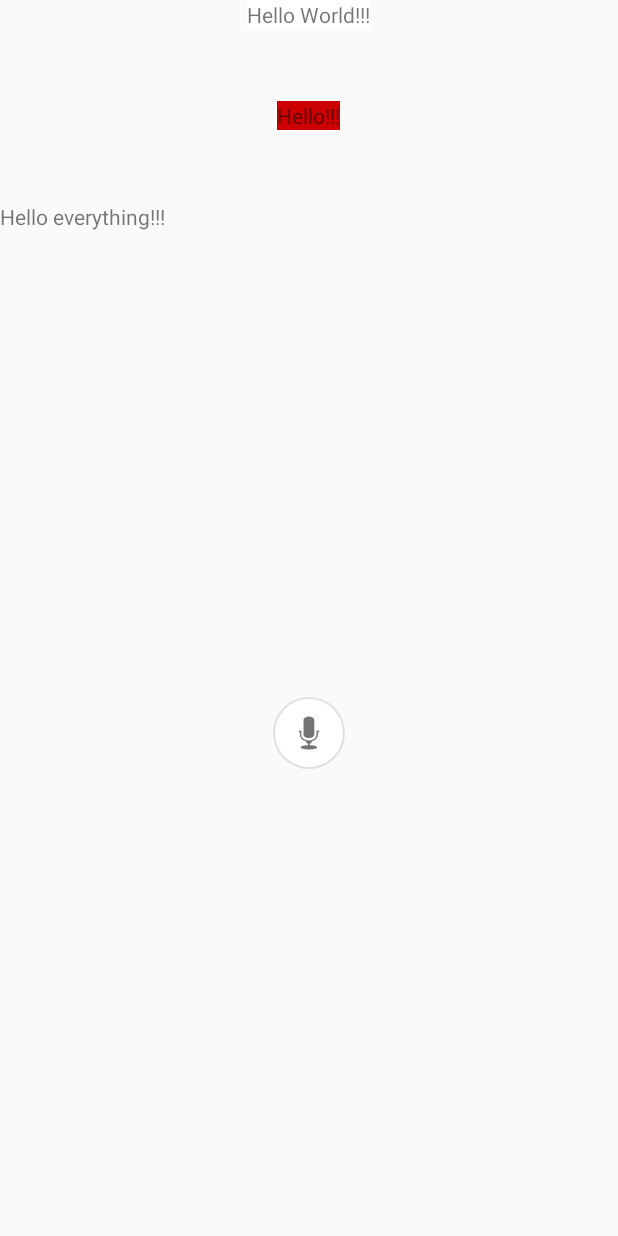
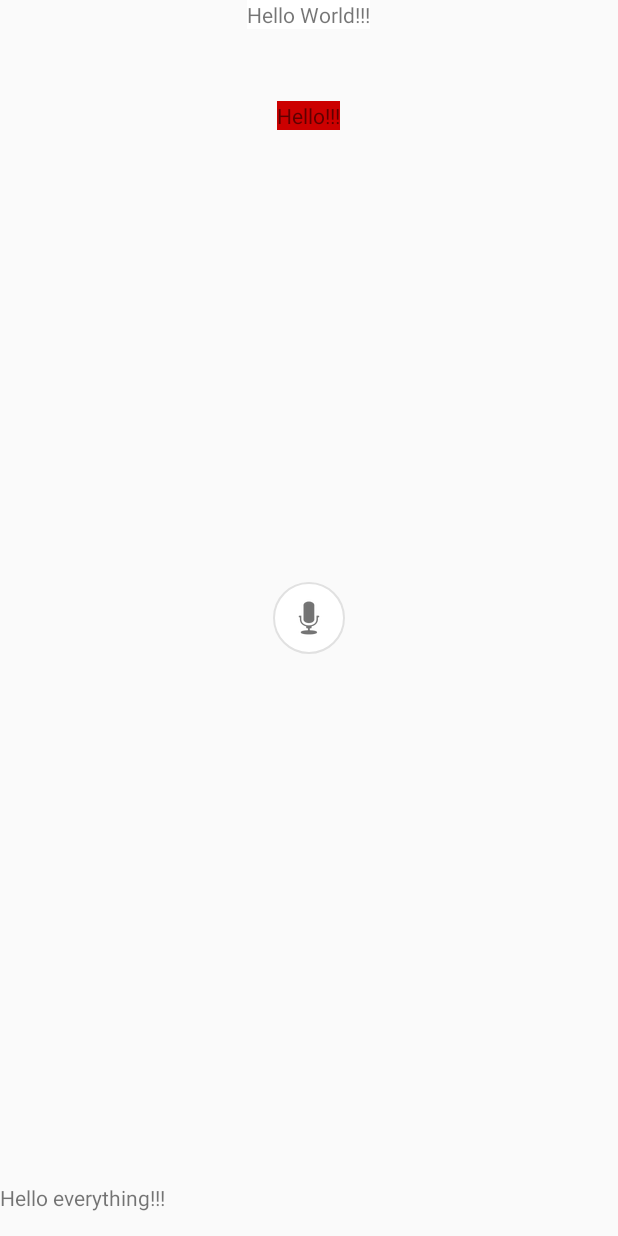
Before and after one commit to vadimZasovin/AppTips, an Android app: the screen it shows after launch (MainActivity), on a phone screen of 412 x 824 dp. Run offline under Robolectric (Android 15) with nearby library versions, the phone set to English and light mode, and no system bars.

Commit message:
updated some sample files

```diff
--- a/sample/src/main/java/com/imogene/sample/MainActivity.java
+++ b/sample/src/main/java/com/imogene/sample/MainActivity.java
@@ -1,8 +1,9 @@
 package com.imogene.sample;
 
-import android.app.Activity;
 import android.graphics.Color;
 import android.os.Bundle;
+import android.support.v4.app.DialogFragment;
+import android.support.v7.app.AppCompatActivity;
 import android.view.Gravity;
 import android.view.View;
 
@@ -12,7 +13,7 @@ import com.imogene.apptips.Tip;
 /**
  * Created by Admin on 25.04.2016.
  */
-public class MainActivity extends Activity {
+public class MainActivity extends AppCompatActivity {
 
     private AppTips appTips;
 
@@ -86,4 +87,9 @@ public class MainActivity extends Activity {
         }
         appTips.show();
     }
+
+    private void testTipForDialog(){
+        DialogFragment dialog = TestDialogFragment.newInstance();
+        dialog.show(getSupportFragmentManager(), "TEST_DIALOG");
+    }
 }
--- a/sample/src/main/res/layout/activity_main.xml
+++ b/sample/src/main/res/layout/activity_main.xml
@@ -1,5 +1,5 @@
 <?xml version="1.0" encoding="utf-8"?>
-<LinearLayout
+<RelativeLayout
     xmlns:android="http://schemas.android.com/apk/res/android"
     android:id="@+id/container"
     android:layout_width="match_parent"
@@ -10,7 +10,8 @@
         android:id="@+id/text"
         android:layout_width="wrap_content"
         android:layout_height="wrap_content"
-        android:layout_gravity="center_horizontal"
+        android:layout_centerHorizontal="true"
+        android:layout_alignParentTop="true"
         android:background="@android:color/white"
         android:text="Hello World!!!"/>
 
@@ -18,7 +19,8 @@
         android:id="@+id/text1"
         android:layout_width="wrap_content"
         android:layout_height="wrap_content"
-        android:layout_gravity="center_horizontal"
+        android:layout_below="@+id/text"
+        android:layout_centerHorizontal="true"
         android:layout_marginTop="48dp"
         android:background="@android:color/holo_red_dark"
         android:text="Hello!!!"/>
@@ -27,12 +29,16 @@
         android:id="@+id/text2"
         android:layout_width="wrap_content"
         android:layout_height="wrap_content"
-        android:layout_marginTop="48dp"
+        android:layout_alignParentBottom="true"
+        android:layout_alignParentLeft="true"
+        android:layout_alignParentStart="true"
+        android:layout_marginBottom="16dp"
         android:text="Hello everything!!!"/>
 
     <FrameLayout
         android:layout_width="match_parent"
-        android:layout_height="match_parent">
+        android:layout_height="match_parent"
+        android:layout_centerInParent="true">
 
         <ImageButton
             android:id="@+id/imageButton1"
@@ -46,4 +52,4 @@
 
     </FrameLayout>
 
-</LinearLayout>
+</RelativeLayout>
--- a/sample/src/main/res/values/styles.xml
+++ b/sample/src/main/res/values/styles.xml
@@ -11,7 +11,7 @@
 
     <style name="MyOwnTipStyle" parent="TipStyle">
         <item name="tipGravity">start</item>
-        <item name="tipMinWidth">200dp</item>
+        <item name="tipMinWidth">300dp</item>
     </style>
 
 </resources>
```
Also changed, not shown: sample/src/main/java/com/imogene/sample/TestDialogFragment.java (added, +50 -0 lines), sample/src/main/res/layout/dialog_test.xml (added, +15 -0 lines).
